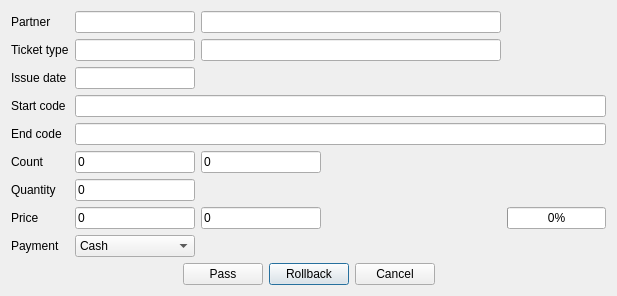
Above: passticketsdialog.ui from End1-1/FlashCards before the change. Below: the same form after it.
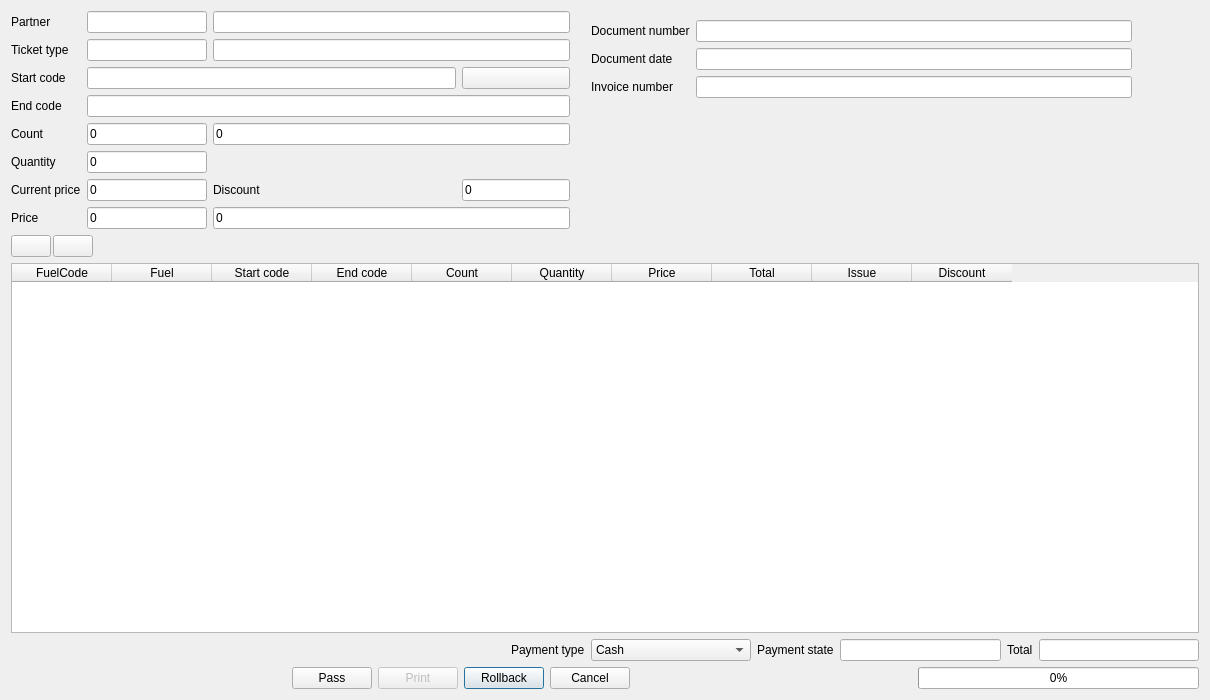
That is the form after the change. Icons and pictures are not drawn. Custom widgets are drawn as their Qt base class.

The edit to the form file:
```diff
--- a/passticketsdialog.ui
+++ b/passticketsdialog.ui
@@ -6,16 +6,330 @@
    <rect>
     <x>0</x>
     <y>0</y>
-    <width>617</width>
-    <height>289</height>
+    <width>1210</width>
+    <height>700</height>
    </rect>
   </property>
+  <property name="minimumSize">
+   <size>
+    <width>0</width>
+    <height>700</height>
+   </size>
+  </property>
   <property name="windowTitle">
    <string>Pass tickets</string>
   </property>
-  <layout class="QVBoxLayout" name="verticalLayout">
-   <item>
+  <layout class="QGridLayout" name="gridLayout_2">
+   <item row="5" column="0" colspan="6">
+    <widget class="QWidget" name="widget" native="true">
+     <layout class="QHBoxLayout" name="horizontalLayout">
+      <property name="leftMargin">
+       <number>0</number>
+      </property>
+      <property name="topMargin">
+       <number>0</number>
+      </property>
+      <property name="rightMargin">
+       <number>0</number>
+      </property>
+      <property name="bottomMargin">
+       <number>0</number>
+      </property>
+      <item>
+       <spacer name="horizontalSpacer">
+        <property name="orientation">
+         <enum>Qt::Horizontal</enum>
+        </property>
+        <property name="sizeHint" stdset="0">
+         <size>
+          <width>136</width>
+          <height>20</height>
+         </size>
+        </property>
+       </spacer>
+      </item>
+      <item>
+       <widget class="QPushButton" name="btnSave">
+        <property name="focusPolicy">
+         <enum>Qt::NoFocus</enum>
+        </property>
+        <property name="text">
+         <string>Pass</string>
+        </property>
+        <property name="icon">
+         <iconset resource="res.qrc">
+          <normaloff>:/res/pass.png</normaloff>:/res/pass.png</iconset>
+        </property>
+       </widget>
+      </item>
+      <item>
+       <widget class="QPushButton" name="btnPrint">
+        <property name="enabled">
+         <bool>false</bool>
+        </property>
+        <property name="focusPolicy">
+         <enum>Qt::NoFocus</enum>
+        </property>
+        <property name="text">
+         <string>Print</string>
+        </property>
+        <property name="icon">
+         <iconset resource="res.qrc">
+          <normaloff>:/res/print.png</normaloff>:/res/print.png</iconset>
+        </property>
+       </widget>
+      </item>
+      <item>
+       <widget class="QPushButton" name="btnRollback">
+        <property name="text">
+         <string>Rollback</string>
+        </property>
+        <property name="icon">
+         <iconset resource="res.qrc">
+          <normaloff>:/res/back.png</normaloff>:/res/back.png</iconset>
+        </property>
+       </widget>
+      </item>
+      <item>
+       <widget class="QPushButton" name="btnCancel">
+        <property name="focusPolicy">
+         <enum>Qt::NoFocus</enum>
+        </property>
+        <property name="text">
+         <string>Cancel</string>
+        </property>
+        <property name="icon">
+         <iconset resource="res.qrc">
+          <normaloff>:/res/cancel.png</normaloff>:/res/cancel.png</iconset>
+        </property>
+       </widget>
+      </item>
+      <item>
+       <spacer name="horizontalSpacer_2">
+        <property name="orientation">
+         <enum>Qt::Horizontal</enum>
+        </property>
+        <property name="sizeHint" stdset="0">
+         <size>
+          <width>135</width>
+          <height>20</height>
+         </size>
+        </property>
+       </spacer>
+      </item>
+      <item>
+       <widget class="QProgressBar" name="progressBar">
+        <property name="minimum">
+         <number>0</number>
+        </property>
+        <property name="value">
+         <number>0</number>
+        </property>
+       </widget>
+      </item>
+     </layout>
+    </widget>
+   </item>
+   <item row="2" column="0" colspan="6">
+    <widget class="QWidget" name="widget_2" native="true">
+     <property name="minimumSize">
+      <size>
+       <width>0</width>
+       <height>0</height>
+      </size>
+     </property>
+     <layout class="QHBoxLayout" name="horizontalLayout_2">
+      <property name="spacing">
+       <number>2</number>
+      </property>
+      <property name="leftMargin">
+       <number>0</number>
+      </property>
+      <property name="topMargin">
+       <number>0</number>
+      </property>
+      <property name="rightMargin">
+       <number>0</number>
+      </property>
+      <property name="bottomMargin">
+       <number>0</number>
+      </property>
+      <item>
+       <widget class="QPushButton" name="btnAddRow">
+        <property name="sizePolicy">
+         <sizepolicy hsizetype="Minimum" vsizetype="Minimum">
+          <horstretch>0</horstretch>
+          <verstretch>0</verstretch>
+         </sizepolicy>
+        </property>
+        <property name="text">
+         <string/>
+        </property>
+        <property name="icon">
+         <iconset resource="res.qrc">
+          <normaloff>:/res/add.png</normaloff>:/res/add.png</iconset>
+        </property>
+       </widget>
+      </item>
+      <item>
+       <widget class="QPushButton" name="btnRemoveRow">
+        <property name="sizePolicy">
+         <sizepolicy hsizetype="Minimum" vsizetype="Minimum">
+          <horstretch>0</horstretch>
+          <verstretch>0</verstretch>
+         </sizepolicy>
+        </property>
+        <property name="text">
+         <string/>
+        </property>
+        <property name="icon">
+         <iconset resource="res.qrc">
+          <normaloff>:/res/cancel.png</normaloff>:/res/cancel.png</iconset>
+        </property>
+       </widget>
+      </item>
+      <item>
+       <spacer name="horizontalSpacer_3">
+        <property name="orientation">
+         <enum>Qt::Horizontal</enum>
+        </property>
+        <property name="sizeHint" stdset="0">
+         <size>
+          <width>847</width>
+          <height>20</height>
+         </size>
+        </property>
+       </spacer>
+      </item>
+     </layout>
+    </widget>
+   </item>
+   <item row="4" column="0" colspan="6">
+    <widget class="QWidget" name="widget_3" native="true">
+     <layout class="QHBoxLayout" name="horizontalLayout_3">
+      <property name="leftMargin">
+       <number>0</number>
+      </property>
+      <property name="topMargin">
+       <number>0</number>
+      </property>
+      <property name="rightMargin">
+       <number>0</number>
+      </property>
+      <property name="bottomMargin">
+       <number>0</number>
+      </property>
+      <item>
+       <spacer name="horizontalSpacer_5">
+        <property name="orientation">
+         <enum>Qt::Horizontal</enum>
+        </property>
+        <property name="sizeType">
+         <enum>QSizePolicy::Fixed</enum>
+        </property>
+        <property name="sizeHint" stdset="0">
+         <size>
+          <width>500</width>
+          <height>20</height>
+         </size>
+        </property>
+       </spacer>
+      </item>
+      <item>
+       <widget class="QLabel" name="label_9">
+        <property name="text">
+         <string>Payment type</string>
+        </property>
+       </widget>
+      </item>
+      <item>
+       <widget class="QComboBox" name="cbPaymentType">
+        <property name="sizePolicy">
+         <sizepolicy hsizetype="Preferred" vsizetype="Fixed">
+          <horstretch>1</horstretch>
+          <verstretch>0</verstretch>
+         </sizepolicy>
+        </property>
+        <item>
+         <property name="text">
+          <string>Cash</string>
+         </property>
+        </item>
+        <item>
+         <property name="text">
+          <string>Bank</string>
+         </property>
+        </item>
+        <item>
+         <property name="text">
+          <string>Flash</string>
+         </property>
+        </item>
+       </widget>
+      </item>
+      <item>
+       <widget class="QLabel" name="label_15">
+        <property name="text">
+         <string>Payment state</string>
+        </property>
+       </widget>
+      </item>
+      <item>
+       <widget class="C5LineEdit" name="lePaid">
+        <property name="sizePolicy">
+         <sizepolicy hsizetype="Expanding" vsizetype="Fixed">
+          <horstretch>1</horstretch>
+          <verstretch>0</verstretch>
+         </sizepolicy>
+        </property>
+        <property name="maximumSize">
+         <size>
+          <width>180</width>
+          <height>16777215</height>
+         </size>
+        </property>
+        <property name="readOnly">
+         <bool>false</bool>
+        </property>
+       </widget>
+      </item>
+      <item>
+       <widget class="QLabel" name="label_10">
+        <property name="text">
+         <string>Total</string>
+        </property>
+       </widget>
+      </item>
+      <item>
+       <widget class="C5LineEdit" name="leTotal">
+        <property name="sizePolicy">
+         <sizepolicy hsizetype="Expanding" vsizetype="Fixed">
+          <horstretch>1</horstretch>
+          <verstretch>0</verstretch>
+         </sizepolicy>
+        </property>
+        <property name="maximumSize">
+         <size>
+          <width>180</width>
+          <height>16777215</height>
+         </size>
+        </property>
+        <property name="readOnly">
+         <bool>true</bool>
+        </property>
+       </widget>
+      </item>
+     </layout>
+    </widget>
+   </item>
+   <item row="0" column="0">
     <widget class="WdtContainer" name="wc" native="true">
+     <property name="sizePolicy">
+      <sizepolicy hsizetype="Preferred" vsizetype="Minimum">
+       <horstretch>0</horstretch>
+       <verstretch>0</verstretch>
+      </sizepolicy>
+     </property>
      <layout class="QGridLayout" name="gridLayout">
       <property name="leftMargin">
        <number>0</number>
@@ -29,20 +343,23 @@
       <property name="bottomMargin">
        <number>0</number>
       </property>
-      <item row="6" column="1">
-       <widget class="C5LineEdit" name="leQty">
+      <item row="4" column="2" colspan="2">
+       <widget class="C5LineEdit" name="leCountGive">
         <property name="minimumSize">
          <size>
-          <width>120</width>
+          <width>0</width>
           <height>0</height>
          </size>
         </property>
         <property name="maximumSize">
          <size>
-          <width>120</width>
+          <width>16777215</width>
           <height>16777215</height>
          </size>
         </property>
+        <property name="focusPolicy">
+         <enum>Qt::NoFocus</enum>
+        </property>
         <property name="text">
          <string>0</string>
         </property>
@@ -51,8 +368,8 @@
         </property>
        </widget>
       </item>
-      <item row="2" column="1">
-       <widget class="C5DateEdit" name="deDate">
+      <item row="7" column="2" colspan="2">
+       <widget class="C5LineEdit" name="leAmount">
         <property name="minimumSize">
          <size>
           <width>120</width>
@@ -61,21 +378,39 @@
         </property>
         <property name="maximumSize">
          <size>
-          <width>120</width>
+          <width>16777215</width>
           <height>16777215</height>
          </size>
         </property>
+        <property name="text">
+         <string>0</string>
+        </property>
+        <property name="readOnly">
+         <bool>true</bool>
+        </property>
        </widget>
       </item>
-      <item row="7" column="0">
-       <widget class="QLabel" name="label_8">
-        <property name="text">
-         <string>Price</string>
+      <item row="3" column="1" colspan="3">
+       <widget class="C5LineEdit" name="leEndCode">
+        <property name="minimumSize">
+         <size>
+          <width>0</width>
+          <height>0</height>
+         </size>
         </property>
+        <property name="maximumSize">
+         <size>
+          <width>16777215</width>
+          <height>16777215</height>
+         </size>
+        </property>
+        <property name="readOnly">
+         <bool>false</bool>
+        </property>
        </widget>
       </item>
-      <item row="1" column="1">
-       <widget class="C5LineEdit" name="leTicket">
+      <item row="0" column="1">
+       <widget class="C5LineEdit" name="lePartner">
         <property name="minimumSize">
          <size>
           <width>120</width>
@@ -89,156 +424,67 @@
          </size>
         </property>
         <property name="lkey" stdset="0">
-         <string>ticket_type</string>
+         <string>partners</string>
         </property>
        </widget>
       </item>
-      <item row="5" column="0">
+      <item row="7" column="1">
+       <widget class="C5LineEdit" name="lePrice">
+        <property name="minimumSize">
+         <size>
+          <width>120</width>
+          <height>0</height>
+         </size>
+        </property>
+        <property name="maximumSize">
+         <size>
+          <width>120</width>
+          <height>16777215</height>
+         </size>
+        </property>
+        <property name="text">
+         <string>0</string>
+        </property>
+        <property name="readOnly">
+         <bool>false</bool>
+        </property>
+       </widget>
+      </item>
+      <item row="2" column="3">
+       <widget class="QPushButton" name="btnGroups">
+        <property name="sizePolicy">
+         <sizepolicy hsizetype="Minimum" vsizetype="Minimum">
+          <horstretch>0</horstretch>
+          <verstretch>0</verstretch>
+         </sizepolicy>
+        </property>
+        <property name="focusPolicy">
+         <enum>Qt::NoFocus</enum>
+        </property>
+        <property name="text">
+         <string/>
+        </property>
+        <property name="icon">
+         <iconset resource="res.qrc">
+          <normaloff>:/res/right-arrow.png</normaloff>:/res/right-arrow.png</iconset>
+        </property>
+       </widget>
+      </item>
+      <item row="4" column="0">
        <widget class="QLabel" name="label_5">
         <property name="text">
          <string>Count</string>
         </property>
        </widget>
       </item>
-      <item row="4" column="1" colspan="3">
-       <widget class="C5LineEdit" name="leEndCode">
-        <property name="minimumSize">
-         <size>
-          <width>0</width>
-          <height>0</height>
-         </size>
-        </property>
-        <property name="maximumSize">
-         <size>
-          <width>16777215</width>
-          <height>16777215</height>
-         </size>
-        </property>
-       </widget>
-      </item>
-      <item row="1" column="0">
-       <widget class="QLabel" name="label_2">
-        <property name="text">
-         <string>Ticket type</string>
-        </property>
-       </widget>
-      </item>
-      <item row="7" column="2">
-       <widget class="C5LineEdit" name="leAmount">
-        <property name="minimumSize">
-         <size>
-          <width>120</width>
-          <height>0</height>
-         </size>
-        </property>
-        <property name="maximumSize">
-         <size>
-          <width>120</width>
-          <height>16777215</height>
-         </size>
-        </property>
-        <property name="text">
-         <string>0</string>
-        </property>
-        <property name="readOnly">
-         <bool>false</bool>
-        </property>
-       </widget>
-      </item>
-      <item row="6" column="0">
-       <widget class="QLabel" name="label_7">
-        <property name="text">
-         <string>Quantity</string>
-        </property>
-       </widget>
-      </item>
-      <item row="3" column="0">
+      <item row="2" column="0">
        <widget class="QLabel" name="label_3">
         <property name="text">
          <string>Start code</string>
         </property>
        </widget>
       </item>
-      <item row="0" column="2">
-       <widget class="C5LineEdit" name="lineEdit_2">
-        <property name="minimumSize">
-         <size>
-          <width>300</width>
-          <height>0</height>
-         </size>
-        </property>
-        <property name="maximumSize">
-         <size>
-          <width>16777215</width>
-          <height>16777215</height>
-         </size>
-        </property>
-        <property name="lvalue" stdset="0">
-         <string>partners</string>
-        </property>
-       </widget>
-      </item>
-      <item row="3" column="1" colspan="3">
-       <widget class="C5LineEdit" name="leStartCode">
-        <property name="minimumSize">
-         <size>
-          <width>0</width>
-          <height>0</height>
-         </size>
-        </property>
-        <property name="maximumSize">
-         <size>
-          <width>16777215</width>
-          <height>16777215</height>
-         </size>
-        </property>
-       </widget>
-      </item>
-      <item row="5" column="2">
-       <widget class="C5LineEdit" name="leCountGive">
-        <property name="minimumSize">
-         <size>
-          <width>120</width>
-          <height>0</height>
-         </size>
-        </property>
-        <property name="maximumSize">
-         <size>
-          <width>120</width>
-          <height>16777215</height>
-         </size>
-        </property>
-        <property name="focusPolicy">
-         <enum>Qt::NoFocus</enum>
-        </property>
-        <property name="text">
-         <string>0</string>
-        </property>
-        <property name="readOnly">
-         <bool>false</bool>
-        </property>
-       </widget>
-      </item>
-      <item row="0" column="1">
-       <widget class="C5LineEdit" name="lePartner">
-        <property name="minimumSize">
-         <size>
-          <width>120</width>
-          <height>0</height>
-         </size>
-        </property>
-        <property name="maximumSize">
-         <size>
-          <width>120</width>
-          <height>16777215</height>
-         </size>
-        </property>
-        <property name="lkey" stdset="0">
-         <string>partners</string>
-        </property>
-       </widget>
-      </item>
-      <item row="5" column="1">
+      <item row="4" column="1">
        <widget class="C5LineEdit" name="leCount">
         <property name="minimumSize">
          <size>
@@ -260,35 +506,38 @@
         </property>
        </widget>
       </item>
-      <item row="4" column="0">
+      <item row="2" column="1" colspan="2">
+       <widget class="C5LineEdit" name="leStartCode">
+        <property name="sizePolicy">
+         <sizepolicy hsizetype="Expanding" vsizetype="Fixed">
+          <horstretch>1</horstretch>
+          <verstretch>0</verstretch>
+         </sizepolicy>
+        </property>
+        <property name="minimumSize">
+         <size>
+          <width>0</width>
+          <height>0</height>
+         </size>
+        </property>
+        <property name="maximumSize">
+         <size>
+          <width>16777215</width>
+          <height>16777215</height>
+         </size>
+        </property>
+        <property name="readOnly">
+         <bool>false</bool>
+        </property>
+       </widget>
+      </item>
+      <item row="3" column="0">
        <widget class="QLabel" name="label_4">
         <property name="text">
          <string>End code</string>
         </property>
        </widget>
       </item>
-      <item row="7" column="1">
-       <widget class="C5LineEdit" name="lePrice">
-        <property name="minimumSize">
-         <size>
-          <width>120</width>
-          <height>0</height>
-         </size>
-        </property>
-        <property name="maximumSize">
-         <size>
-          <width>120</width>
-          <height>16777215</height>
-         </size>
-        </property>
-        <property name="text">
-         <string>0</string>
-        </property>
-        <property name="readOnly">
-         <bool>false</bool>
-        </property>
-       </widget>
-      </item>
       <item row="0" column="0">
        <widget class="QLabel" name="label">
         <property name="text">
@@ -296,7 +545,33 @@
         </property>
        </widget>
       </item>
-      <item row="1" column="2">
+      <item row="1" column="1">
+       <widget class="C5LineEdit" name="leTicket">
+        <property name="minimumSize">
+         <size>
+          <width>120</width>
+          <height>0</height>
+         </size>
+        </property>
+        <property name="maximumSize">
+         <size>
+          <width>120</width>
+          <height>16777215</height>
+         </size>
+        </property>
+        <property name="lkey" stdset="0">
+         <string>ticket_type</string>
+        </property>
+       </widget>
+      </item>
+      <item row="7" column="0">
+       <widget class="QLabel" name="label_8">
+        <property name="text">
+         <string>Price</string>
+        </property>
+       </widget>
+      </item>
+      <item row="1" column="2" colspan="2">
        <widget class="C5LineEdit" name="leTicketName">
         <property name="minimumSize">
          <size>
@@ -310,140 +585,315 @@
           <height>16777215</height>
          </size>
         </property>
+        <property name="focusPolicy">
+         <enum>Qt::NoFocus</enum>
+        </property>
         <property name="lvalue" stdset="0">
          <string>ticket_type</string>
         </property>
        </widget>
       </item>
-      <item row="7" column="3">
-       <widget class="QProgressBar" name="progressBar">
-        <property name="minimum">
-         <number>0</number>
+      <item row="0" column="2" colspan="2">
+       <widget class="C5LineEdit" name="lePartnerName">
+        <property name="minimumSize">
+         <size>
+          <width>300</width>
+          <height>0</height>
+         </size>
         </property>
-        <property name="value">
-         <number>0</number>
+        <property name="maximumSize">
+         <size>
+          <width>16777215</width>
+          <height>16777215</height>
+         </size>
         </property>
+        <property name="focusPolicy">
+         <enum>Qt::NoFocus</enum>
+        </property>
+        <property name="lvalue" stdset="0">
+         <string>partners</string>
+        </property>
        </widget>
       </item>
-      <item row="9" column="0" colspan="4">
-       <widget class="QWidget" name="widget" native="true">
-        <layout class="QHBoxLayout" name="horizontalLayout">
-         <property name="leftMargin">
-          <number>0</number>
-         </property>
-         <property name="topMargin">
-          <number>0</number>
-         </property>
-         <property name="rightMargin">
-          <number>0</number>
-         </property>
-         <property name="bottomMargin">
-          <number>0</number>
-         </property>
-         <item>
-          <spacer name="horizontalSpacer">
-           <property name="orientation">
-            <enum>Qt::Horizontal</enum>
-           </property>
-           <property name="sizeHint" stdset="0">
-            <size>
-             <width>136</width>
-             <height>20</height>
-            </size>
-           </property>
-          </spacer>
-         </item>
-         <item>
-          <widget class="QPushButton" name="btnSave">
-           <property name="focusPolicy">
-            <enum>Qt::NoFocus</enum>
-           </property>
-           <property name="text">
-            <string>Pass</string>
-           </property>
-           <property name="icon">
-            <iconset resource="res.qrc">
-             <normaloff>:/res/pass.png</normaloff>:/res/pass.png</iconset>
-           </property>
-          </widget>
-         </item>
-         <item>
-          <widget class="QPushButton" name="btnRollback">
-           <property name="text">
-            <string>Rollback</string>
-           </property>
-           <property name="icon">
-            <iconset resource="res.qrc">
-             <normaloff>:/res/back.png</normaloff>:/res/back.png</iconset>
-           </property>
-          </widget>
-         </item>
-         <item>
-          <widget class="QPushButton" name="btnCancel">
-           <property name="focusPolicy">
-            <enum>Qt::NoFocus</enum>
-           </property>
-           <property name="text">
-            <string>Cancel</string>
-           </property>
-           <property name="icon">
-            <iconset resource="res.qrc">
-             <normaloff>:/res/cancel.png</normaloff>:/res/cancel.png</iconset>
-           </property>
-          </widget>
-         </item>
-         <item>
-          <spacer name="horizontalSpacer_2">
-           <property name="orientation">
-            <enum>Qt::Horizontal</enum>
-           </property>
-           <property name="sizeHint" stdset="0">
-            <size>
-             <width>135</width>
-             <height>20</height>
-            </size>
-           </property>
-          </spacer>
-         </item>
-        </layout>
+      <item row="6" column="2">
+       <widget class="QLabel" name="label_13">
+        <property name="text">
+         <string>Discount</string>
+        </property>
        </widget>
+      </item>
+      <item row="6" column="1">
+       <widget class="C5LineEdit" name="leCurrentPrice">
+        <property name="minimumSize">
+         <size>
+          <width>120</width>
+          <height>0</height>
+         </size>
+        </property>
+        <property name="maximumSize">
+         <size>
+          <width>120</width>
+          <height>16777215</height>
+         </size>
+        </property>
+        <property name="focusPolicy">
+         <enum>Qt::NoFocus</enum>
+        </property>
+        <property name="text">
+         <string>0</string>
+        </property>
+        <property name="readOnly">
+         <bool>true</bool>
+        </property>
+       </widget>
+      </item>
+      <item row="6" column="0">
+       <widget class="QLabel" name="label_12">
+        <property name="text">
+         <string>Current price</string>
+        </property>
+       </widget>
+      </item>
+      <item row="5" column="1">
+       <widget class="C5LineEdit" name="leQty">
+        <property name="minimumSize">
+         <size>
+          <width>120</width>
+          <height>0</height>
+         </size>
+        </property>
+        <property name="maximumSize">
+         <size>
+          <width>120</width>
+          <height>16777215</height>
+         </size>
+        </property>
+        <property name="text">
+         <string>0</string>
+        </property>
+        <property name="readOnly">
+         <bool>false</bool>
+        </property>
+       </widget>
+      </item>
+      <item row="5" column="0">
+       <widget class="QLabel" name="label_7">
+        <property name="text">
+         <string>Quantity</string>
+        </property>
+       </widget>
+      </item>
+      <item row="1" column="0">
+       <widget class="QLabel" name="label_2">
+        <property name="text">
+         <string>Ticket type</string>
+        </property>
+       </widget>
+      </item>
+      <item row="6" column="3">
+       <widget class="C5LineEdit" name="leDiscount">
+        <property name="minimumSize">
+         <size>
+          <width>0</width>
+          <height>0</height>
+         </size>
+        </property>
+        <property name="maximumSize">
+         <size>
+          <width>16777215</width>
+          <height>16777215</height>
+         </size>
+        </property>
+        <property name="text">
+         <string>0</string>
+        </property>
+        <property name="readOnly">
+         <bool>false</bool>
+        </property>
+       </widget>
+      </item>
+     </layout>
+    </widget>
+   </item>
+   <item row="0" column="2">
+    <widget class="QWidget" name="widget_4" native="true">
+     <property name="sizePolicy">
+      <sizepolicy hsizetype="Preferred" vsizetype="Minimum">
+       <horstretch>0</horstretch>
+       <verstretch>0</verstretch>
+      </sizepolicy>
+     </property>
+     <property name="minimumSize">
+      <size>
+       <width>50</width>
+       <height>0</height>
+      </size>
+     </property>
+     <layout class="QGridLayout" name="gridLayout_3">
+      <item row="1" column="1">
+       <widget class="C5DateEdit" name="leDocDate">
+        <property name="sizePolicy">
+         <sizepolicy hsizetype="Expanding" vsizetype="Fixed">
+          <horstretch>1</horstretch>
+          <verstretch>0</verstretch>
+         </sizepolicy>
+        </property>
+        <property name="readOnly">
+         <bool>false</bool>
+        </property>
+       </widget>
+      </item>
+      <item row="0" column="1">
+       <widget class="C5LineEdit" name="leDocNumber">
+        <property name="focusPolicy">
+         <enum>Qt::NoFocus</enum>
+        </property>
+        <property name="readOnly">
+         <bool>true</bool>
+        </property>
+       </widget>
+      </item>
+      <item row="1" column="0">
+       <widget class="QLabel" name="label_14">
+        <property name="text">
+         <string>Document date</string>
+        </property>
+       </widget>
+      </item>
+      <item row="0" column="0">
+       <widget class="QLabel" name="label_11">
+        <property name="text">
+         <string>Document number</string>
+        </property>
+       </widget>
+      </item>
+      <item row="3" column="1">
+       <spacer name="verticalSpacer">
+        <property name="orientation">
+         <enum>Qt::Vertical</enum>
+        </property>
+        <property name="sizeHint" stdset="0">
+         <size>
+          <width>20</width>
+          <height>40</height>
+         </size>
+        </property>
+       </spacer>
       </item>
       <item row="2" column="0">
-       <widget class="QLabel" name="label_6">
+       <widget class="QLabel" name="label_16">
         <property name="text">
-         <string>Issue date</string>
+         <string>Invoice number</string>
         </property>
        </widget>
       </item>
-      <item row="8" column="1">
-       <widget class="QComboBox" name="cbPaymentType">
-        <item>
-         <property name="text">
-          <string>Cash</string>
-         </property>
-        </item>
-        <item>
-         <property name="text">
-          <string>Bank</string>
-         </property>
-        </item>
-        <item>
-         <property name="text">
-          <string>Flash</string>
-         </property>
-        </item>
-       </widget>
-      </item>
-      <item row="8" column="0">
-       <widget class="QLabel" name="label_9">
-        <property name="text">
-         <string>Payment</string>
+      <item row="2" column="1">
+       <widget class="C5DateEdit" name="leInvoiceNumber">
+        <property name="sizePolicy">
+         <sizepolicy hsizetype="Expanding" vsizetype="Fixed">
+          <horstretch>1</horstretch>
+          <verstretch>0</verstretch>
+         </sizepolicy>
+        </property>
+        <property name="readOnly">
+         <bool>false</bool>
         </property>
        </widget>
       </item>
      </layout>
     </widget>
    </item>
+   <item row="0" column="5">
+    <spacer name="horizontalSpacer_4">
+     <property name="orientation">
+      <enum>Qt::Horizontal</enum>
+     </property>
+     <property name="sizeType">
+      <enum>QSizePolicy::Minimum</enum>
+     </property>
+     <property name="sizeHint" stdset="0">
+      <size>
+       <width>40</width>
+       <height>20</height>
+      </size>
+     </property>
+    </spacer>
+   </item>
+   <item row="3" column="0" colspan="6">
+    <widget class="C5TableWidget" name="tbl">
+     <property name="sizePolicy">
+      <sizepolicy hsizetype="Expanding" vsizetype="Expanding">
+       <horstretch>0</horstretch>
+       <verstretch>1</verstretch>
+      </sizepolicy>
+     </property>
+     <property name="minimumSize">
+      <size>
+       <width>0</width>
+       <height>300</height>
+      </size>
+     </property>
+     <property name="editTriggers">
+      <set>QAbstractItemView::NoEditTriggers</set>
+     </property>
+     <property name="selectionMode">
+      <enum>QAbstractItemView::SingleSelection</enum>
+     </property>
+     <property name="selectionBehavior">
+      <enum>QAbstractItemView::SelectRows</enum>
+     </property>
+     <column>
+      <property name="text">
+       <string>FuelCode</string>
+      </property>
+     </column>
+     <column>
+      <property name="text">
+       <string>Fuel</string>
+      </property>
+     </column>
+     <column>
+      <property name="text">
+       <string>Start code</string>
+      </property>
+     </column>
+     <column>
+      <property name="text">
+       <string>End code</string>
+      </property>
+     </column>
+     <column>
+      <property name="text">
+       <string>Count</string>
+      </property>
+     </column>
+     <column>
+      <property name="text">
+       <string>Quantity</string>
+      </property>
+     </column>
+     <column>
+      <property name="text">
+       <string>Price</string>
+      </property>
+     </column>
+     <column>
+      <property name="text">
+       <string>Total</string>
+      </property>
+     </column>
+     <column>
+      <property name="text">
+       <string>Issue</string>
+      </property>
+     </column>
+     <column>
+      <property name="text">
+       <string>Discount</string>
+      </property>
+     </column>
+    </widget>
+   </item>
   </layout>
  </widget>
  <customwidgets>
@@ -463,6 +913,11 @@
    <extends>QLineEdit</extends>
    <header location="global">c5dateedit.h</header>
   </customwidget>
+  <customwidget>
+   <class>C5TableWidget</class>
+   <extends>QTableWidget</extends>
+   <header location="global">c5tablewidget.h</header>
+  </customwidget>
  </customwidgets>
  <tabstops>
   <tabstop>lePartner</tabstop>
```
Left out of the diff: 17 changed lines with no effect on the pictures.
